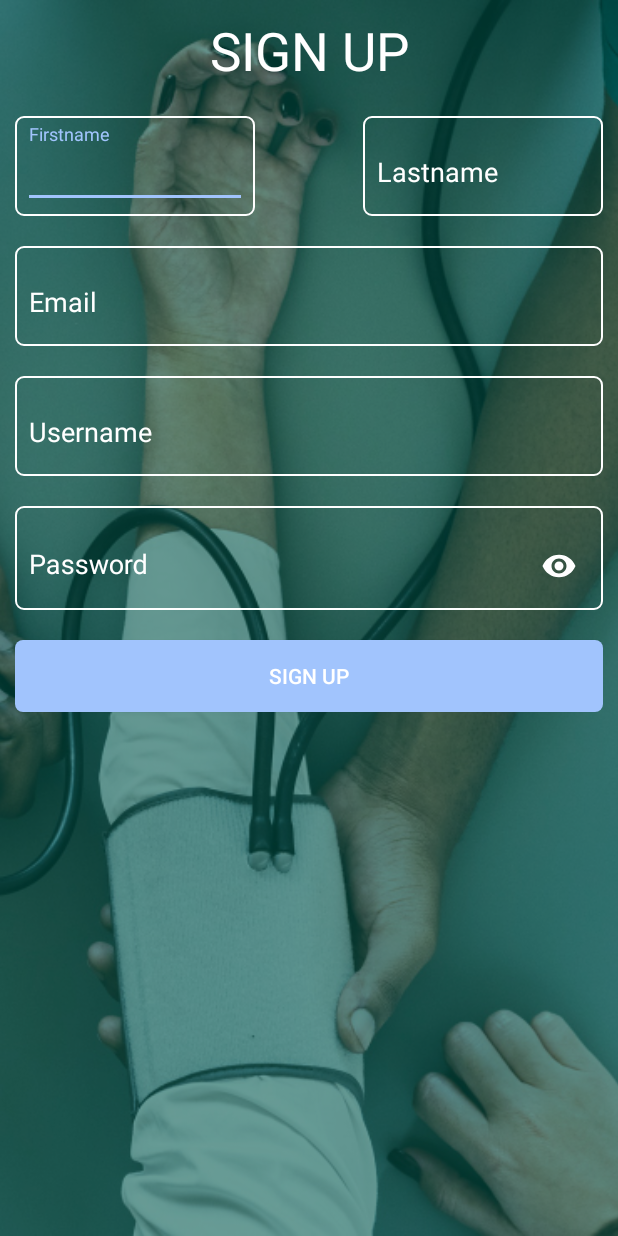
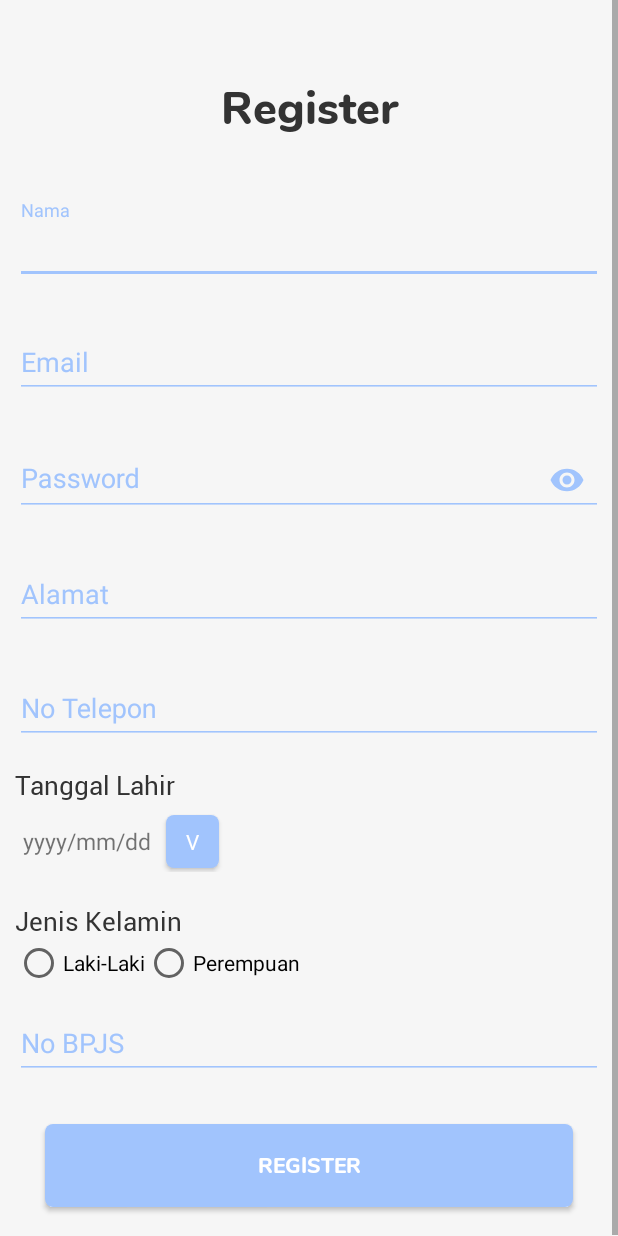
Before and after one commit to brianrizqi/jemberklinik, an Android app: the Register screen opened directly, with no data from a screen before it, on a phone screen of 412 x 824 dp. Run offline under Robolectric (Android 15) with nearby library versions, the phone set to English and light mode, and no system bars; our stand-ins replace ButterKnife.

Commit message:
Register

```diff
--- a/app/src/main/java/himasif/ilkom/unej/ac/id/jemberklinik/Register.java
+++ b/app/src/main/java/himasif/ilkom/unej/ac/id/jemberklinik/Register.java
@@ -1,13 +1,193 @@
 package himasif.ilkom.unej.ac.id.jemberklinik;
 
+import android.app.DatePickerDialog;
+import android.content.Intent;
 import android.support.v7.app.AppCompatActivity;
 import android.os.Bundle;
+import android.util.Log;
+import android.util.Patterns;
+import android.view.View;
+import android.widget.Button;
+import android.widget.DatePicker;
+import android.widget.EditText;
+import android.widget.RadioButton;
+import android.widget.RadioGroup;
+import android.widget.TextView;
+import android.widget.Toast;
+
+import java.text.SimpleDateFormat;
+import java.util.Calendar;
+import java.util.Locale;
+
+import butterknife.BindView;
+import butterknife.ButterKnife;
+import himasif.ilkom.unej.ac.id.jemberklinik.Response.DefaultResponse;
+import himasif.ilkom.unej.ac.id.jemberklinik.Service.Service;
+import retrofit2.Call;
+import retrofit2.Callback;
+import retrofit2.Response;
 
 public class Register extends AppCompatActivity {
+    @BindView(R.id.edtNama)
+    EditText edtNama;
+    @BindView(R.id.edtEmail)
+    EditText edtEmail;
+    @BindView(R.id.edtPass)
+    EditText edtPass;
+    @BindView(R.id.edtAlamat)
+    EditText edtAlamat;
+    @BindView(R.id.edtNoTelp)
+    EditText edtNoTelp;
+    @BindView(R.id.edtTanggal)
+    TextView edtTanggal;
+    @BindView(R.id.btnTanggal)
+    Button btnTanggal;
+    @BindView(R.id.edtJenisKelamin)
+    RadioGroup edtJenisKelamin;
+    @BindView(R.id.radioLaki)
+    RadioButton radioLaki;
+    @BindView(R.id.radioPerempuan)
+    RadioButton radioPerempuan;
+    @BindView(R.id.edtBpjs)
+    EditText edtBpjs;
+    private String level = "2";
+    @BindView(R.id.btnRegis)
+    Button btnRegis;
+    String nama, email, pass, alamat, noTelp, tanggal, jenisKelamin, bpjs;
+    private DatePickerDialog datePickerDialog;
+    private SimpleDateFormat dateFormatter;
 
     @Override
     protected void onCreate(Bundle savedInstanceState) {
         super.onCreate(savedInstanceState);
         setContentView(R.layout.activity_register);
+        ButterKnife.bind(this);
+
+        dateFormatter = new SimpleDateFormat("yyyy-MM-dd", Locale.US);
+
+        btnTanggal.setOnClickListener(new View.OnClickListener() {
+            @Override
+            public void onClick(View view) {
+                showDateDialog();
+            }
+        });
+
+        btnRegis.setOnClickListener(new View.OnClickListener() {
+            @Override
+            public void onClick(View v) {
+                regis();
+            }
+        });
+    }
+
+    private void regis() {
+        nama = edtNama.getText().toString();
+        email = edtEmail.getText().toString();
+        pass = edtPass.getText().toString();
+        alamat = edtAlamat.getText().toString();
+        noTelp = edtNoTelp.getText().toString();
+        tanggal = edtTanggal.getText().toString();
+        int selectedId = edtJenisKelamin.getCheckedRadioButtonId();
+        if (selectedId == radioLaki.getId()) {
+            jenisKelamin = "laki_laki";
+        } else if (selectedId == radioPerempuan.getId()) {
+            jenisKelamin = "perempuan";
+        }
+        bpjs = edtBpjs.getText().toString();
+        if (nama.isEmpty()) {
+            edtNama.setError("Nama is required");
+            edtNama.requestFocus();
+            return;
+        }
+        if (email.isEmpty()) {
+            edtEmail.setError("Email is required");
+            edtEmail.requestFocus();
+            return;
+        }
+
+        if (!Patterns.EMAIL_ADDRESS.matcher(email).matches()) {
+            edtEmail.setError("Enter a valid email");
+            edtEmail.requestFocus();
+            return;
+        }
+        if (alamat.isEmpty()) {
+            edtAlamat.setError("Alamat is required");
+            edtAlamat.requestFocus();
+            return;
+        }
+        if (noTelp.isEmpty()) {
+            edtNoTelp.setError("No Telp is required");
+            edtNoTelp.requestFocus();
+            return;
+        }
+        if (bpjs.isEmpty()) {
+            edtBpjs.setError("Bpjs is required");
+            edtBpjs.requestFocus();
+            return;
+        }
+
+        if (pass.isEmpty()) {
+            edtPass.setError("Password required");
+            edtPass.requestFocus();
+            return;
+        }
+
+        Call<DefaultResponse> call = Service
+                .getInstance()
+                .getAPI()
+                .regis(nama, email, pass, alamat, noTelp, jenisKelamin, tanggal, bpjs, level);
+
+        call.enqueue(new Callback<DefaultResponse>() {
+            @Override
+            public void onResponse(Call<DefaultResponse> call, Response<DefaultResponse> response) {
+                DefaultResponse defaultResponse = response.body();
+                if (!defaultResponse.isError()) {
+                    Toast.makeText(Register.this, defaultResponse.getMsg(), Toast.LENGTH_SHORT).show();
+                    Intent i = new Intent(Register.this, Login.class);
+                    startActivity(i);
+                    finish();
+                }
+            }
+
+            @Override
+            public void onFailure(Call<DefaultResponse> call, Throwable t) {
+                Toast.makeText(Register.this, t.getMessage(), Toast.LENGTH_SHORT).show();
+            }
+        });
+    }
+
+    private void showDateDialog() {
+        Calendar newCalendar = Calendar.getInstance();
+
+        /**
+         * Initiate DatePicker dialog
+         */
+        datePickerDialog = new DatePickerDialog(this, new DatePickerDialog.OnDateSetListener() {
+
+            @Override
+            public void onDateSet(DatePicker view, int year, int monthOfYear, int dayOfMonth) {
+
+                /**
+                 * Method ini dipanggil saat kita selesai memilih tanggal di DatePicker
+                 */
+
+                /**
+                 * Set Calendar untuk menampung tanggal yang dipilih
+                 */
+                Calendar newDate = Calendar.getInstance();
+                newDate.set(year, monthOfYear, dayOfMonth);
+
+                /**
+                 * Update TextView dengan tanggal yang kita pilih
+                 */
+                edtTanggal.setText(dateFormatter.format(newDate.getTime()));
+            }
+
+        }, newCalendar.get(Calendar.YEAR), newCalendar.get(Calendar.MONTH), newCalendar.get(Calendar.DAY_OF_MONTH));
+
+        /**
+         * Tampilkan DatePicker dialog
+         */
+        datePickerDialog.show();
     }
 }
--- a/app/src/main/java/himasif/ilkom/unej/ac/id/jemberklinik/Response/DefaultResponse.java
+++ b/app/src/main/java/himasif/ilkom/unej/ac/id/jemberklinik/Response/DefaultResponse.java
@@ -18,7 +18,15 @@ public class DefaultResponse {
         return error;
     }
 
+    public void setError(boolean error) {
+        this.error = error;
+    }
+
     public String getMsg() {
         return msg;
     }
+
+    public void setMsg(String msg) {
+        this.msg = msg;
+    }
 }
--- a/app/src/main/res/layout/activity_register.xml
+++ b/app/src/main/res/layout/activity_register.xml
@@ -4,139 +4,216 @@
     xmlns:tools="http://schemas.android.com/tools"
     android:layout_width="match_parent"
     android:layout_height="match_parent"
+    android:background="#F6F6F6"
     tools:context=".Register">
 
-    <ImageView
+    <ScrollView
         android:layout_width="match_parent"
-        android:layout_height="match_parent"
-        android:scaleType="centerCrop"
-        app:srcCompat="@mipmap/hospital" />
+        android:layout_height="match_parent">
 
         <LinearLayout
             android:layout_width="match_parent"
             android:layout_height="match_parent"
-        android:background="#9600574b"
             android:orientation="vertical"
             android:padding="10dp">
 
             <TextView
                 android:layout_width="match_parent"
                 android:layout_height="wrap_content"
-            android:text="SIGN UP"
+                android:layout_marginTop="40dp"
+                android:fontFamily="@font/nunito_extrabold"
+                android:text="Register"
                 android:textAlignment="center"
-            android:textColor="#fff"
-            android:textSize="35dp" />
-
-        <RelativeLayout
-            android:layout_width="match_parent"
-            android:layout_height="wrap_content"
-            android:layout_marginTop="20dp">
-
-            <android.support.design.widget.TextInputLayout
-                android:layout_width="160dp"
-                android:layout_height="wrap_content"
-                android:background="@drawable/radius_white"
-                android:padding="5dp"
-                android:textColorHint="#fff">
-
-                <EditText
-                    android:layout_width="match_parent"
-                    android:layout_height="wrap_content"
-                    android:backgroundTint="#00FFFFFF"
-                    android:hint="Firstname"
-                    android:inputType="text"
-                    android:textColor="#fff"
-                    android:textColorHint="#fff" />
-            </android.support.design.widget.TextInputLayout>
-
-            <android.support.design.widget.TextInputLayout
-                android:layout_width="160dp"
-                android:layout_height="wrap_content"
-                android:layout_alignParentRight="true"
-                android:background="@drawable/radius_white"
-                android:padding="5dp"
-                android:textColorHint="#fff">
-
-                <EditText
-                    android:layout_width="match_parent"
-                    android:layout_height="wrap_content"
-                    android:backgroundTint="#00FFFFFF"
-                    android:hint="Lastname"
-                    android:inputType="text"
-                    android:textColor="#fff"
-                    android:textColorHint="#fff" />
-            </android.support.design.widget.TextInputLayout>
-        </RelativeLayout>
+                android:textColor="#333"
+                android:textSize="30dp" />
 
             <android.support.design.widget.TextInputLayout
                 android:layout_width="match_parent"
                 android:layout_height="wrap_content"
-            android:layout_alignParentRight="true"
-            android:layout_marginTop="20dp"
-            android:background="@drawable/radius_white"
-            android:padding="5dp"
-            android:textColorHint="#fff">
+                android:layout_marginTop="40dp"
+                android:textColorHint="#A1C4FD">
 
                 <EditText
+                    android:id="@+id/edtNama"
                     android:layout_width="match_parent"
                     android:layout_height="wrap_content"
-                android:backgroundTint="#00FFFFFF"
-                android:hint="Email"
-                android:inputType="textEmailAddress"
-                android:textColor="#fff"
-                android:textColorHint="#fff" />
+                    android:backgroundTint="#A1C4FD"
+                    android:hint="Nama"
+                    android:inputType="text" />
             </android.support.design.widget.TextInputLayout>
 
             <android.support.design.widget.TextInputLayout
                 android:layout_width="match_parent"
                 android:layout_height="wrap_content"
-            android:layout_alignParentRight="true"
                 android:layout_marginTop="20dp"
-            android:background="@drawable/radius_white"
-            android:padding="5dp"
-            android:textColorHint="#fff">
+                android:textColorHint="#A1C4FD">
 
                 <EditText
+                    android:id="@+id/edtEmail"
                     android:layout_width="match_parent"
                     android:layout_height="wrap_content"
-                android:backgroundTint="#00FFFFFF"
-                android:hint="Username"
-                android:inputType="text"
-                android:textColor="#fff"
-                android:textColorHint="#fff" />
+                    android:backgroundTint="#A1C4FD"
+                    android:hint="Email"
+                    android:inputType="textEmailAddress" />
             </android.support.design.widget.TextInputLayout>
 
             <android.support.design.widget.TextInputLayout
                 android:layout_width="match_parent"
                 android:layout_height="wrap_content"
-            android:layout_alignParentRight="true"
                 android:layout_marginTop="20dp"
-            android:background="@drawable/radius_white"
-            android:padding="5dp"
-            android:textColorHint="#fff"
+                android:textColorHint="#A1C4FD"
                 app:passwordToggleEnabled="true"
-            app:passwordToggleTint="#fff">
+                app:passwordToggleTint="#A1C4FD">
 
                 <EditText
+                    android:id="@+id/edtPass"
                     android:layout_width="match_parent"
                     android:layout_height="wrap_content"
-                android:backgroundTint="#00FFFFFF"
+                    android:backgroundTint="#A1C4FD"
                     android:hint="Password"
                     android:inputType="textPassword"
-                android:textColor="#fff"
-                android:textColorHighlight="#fff"
-                android:textColorHint="#fff"
-                android:textColorLink="#fff" />
+                    android:textColorHint="#A1C4FD" />
+            </android.support.design.widget.TextInputLayout>
+
+            <android.support.design.widget.TextInputLayout
+                android:layout_width="match_parent"
+                android:layout_height="wrap_content"
+                android:layout_marginTop="20dp"
+                android:textColorHint="#A1C4FD">
+
+                <EditText
+                    android:id="@+id/edtAlamat"
+                    android:layout_width="match_parent"
+                    android:layout_height="wrap_content"
+                    android:backgroundTint="#A1C4FD"
+                    android:hint="Alamat"
+                    android:inputType="text" />
+            </android.support.design.widget.TextInputLayout>
+
+            <android.support.design.widget.TextInputLayout
+                android:layout_width="match_parent"
+                android:layout_height="wrap_content"
+                android:layout_marginTop="20dp"
+                android:textColorHint="#A1C4FD">
+
+                <EditText
+                    android:id="@+id/edtNoTelp"
+                    android:layout_width="match_parent"
+                    android:layout_height="wrap_content"
+                    android:backgroundTint="#A1C4FD"
+                    android:hint="No Telepon"
+                    android:inputType="number" />
+            </android.support.design.widget.TextInputLayout>
+
+            <android.support.design.widget.TextInputLayout
+                android:layout_width="match_parent"
+                android:layout_height="wrap_content"
+                android:layout_marginTop="15dp"
+                android:textColorHint="#A1C4FD">
+
+                <TextView
+                    android:layout_width="match_parent"
+                    android:layout_height="wrap_content"
+                    android:fontFamily="@font/roboto"
+                    android:text="Tanggal Lahir"
+                    android:textColor="#333"
+                    android:textSize="17.5dp" />
+
+                <RelativeLayout
+                    android:layout_width="match_parent"
+                    android:layout_height="wrap_content"
+                    android:padding="5dp">
+
+                    <TextView
+                        android:id="@+id/edtTanggal"
+                        android:layout_width="wrap_content"
+                        android:layout_height="wrap_content"
+                        android:layout_centerVertical="true"
+                        android:layout_marginTop="5dp"
+                        android:text="yyyy/mm/dd"
+                        android:textSize="15dp" />
+
+                    <Button
+                        android:id="@+id/btnTanggal"
+                        android:layout_width="35dp"
+                        android:layout_height="35dp"
+                        android:layout_centerVertical="true"
+                        android:layout_marginLeft="10dp"
+                        android:layout_marginBottom="5dp"
+                        android:layout_toRightOf="@id/edtTanggal"
+                        android:background="@drawable/button_blue"
+                        android:fontFamily="@font/roboto"
+                        android:text="v"
+                        android:textColor="#fff" />
+                </RelativeLayout>
+
+            </android.support.design.widget.TextInputLayout>
+
+            <android.support.design.widget.TextInputLayout
+                android:layout_width="match_parent"
+                android:layout_height="wrap_content"
+                android:layout_marginTop="15dp"
+                android:textColorHint="#A1C4FD">
+
+                <TextView
+                    android:layout_width="match_parent"
+                    android:layout_height="wrap_content"
+                    android:fontFamily="@font/roboto"
+                    android:text="Jenis Kelamin"
+                    android:textColor="#333"
+                    android:textSize="17.5dp" />
+
+                <RadioGroup
+                    android:id="@+id/edtJenisKelamin"
+                    android:layout_width="match_parent"
+                    android:layout_height="match_parent"
+                    android:orientation="horizontal">
+
+                    <RadioButton
+                        android:id="@+id/radioLaki"
+                        android:layout_width="wrap_content"
+                        android:layout_height="wrap_content"
+                        android:text="Laki-Laki" />
+
+                    <RadioButton
+                        android:id="@+id/radioPerempuan"
+                        android:layout_width="wrap_content"
+                        android:layout_height="wrap_content"
+                        android:text="Perempuan" />
+                </RadioGroup>
+            </android.support.design.widget.TextInputLayout>
+
+            <android.support.design.widget.TextInputLayout
+                android:layout_width="match_parent"
+                android:layout_height="wrap_content"
+                android:layout_marginTop="5dp"
+                android:textColorHint="#A1C4FD">
+
+                <EditText
+                    android:id="@+id/edtBpjs"
+                    android:layout_width="match_parent"
+                    android:layout_height="wrap_content"
+                    android:backgroundTint="#A1C4FD"
+                    android:hint="No BPJS"
+                    android:inputType="number" />
             </android.support.design.widget.TextInputLayout>
 
             <Button
                 android:id="@+id/btnRegis"
                 android:layout_width="match_parent"
-            android:layout_height="wrap_content"
-            android:layout_marginTop="20dp"
+                android:layout_height="55dp"
+                android:layout_gravity="center"
+                android:layout_marginLeft="20dp"
+                android:layout_marginTop="30dp"
+                android:layout_marginRight="20dp"
+                android:layout_marginBottom="10dp"
                 android:background="@drawable/button_blue"
-            android:text="SIGN UP"
+                android:fontFamily="@font/nunito_extra"
+                android:text="Register"
                 android:textColor="#fff" />
+
+
         </LinearLayout>
+    </ScrollView>
 
 </RelativeLayout>
```
Lines whose indentation alone changed are shown as unchanged.
